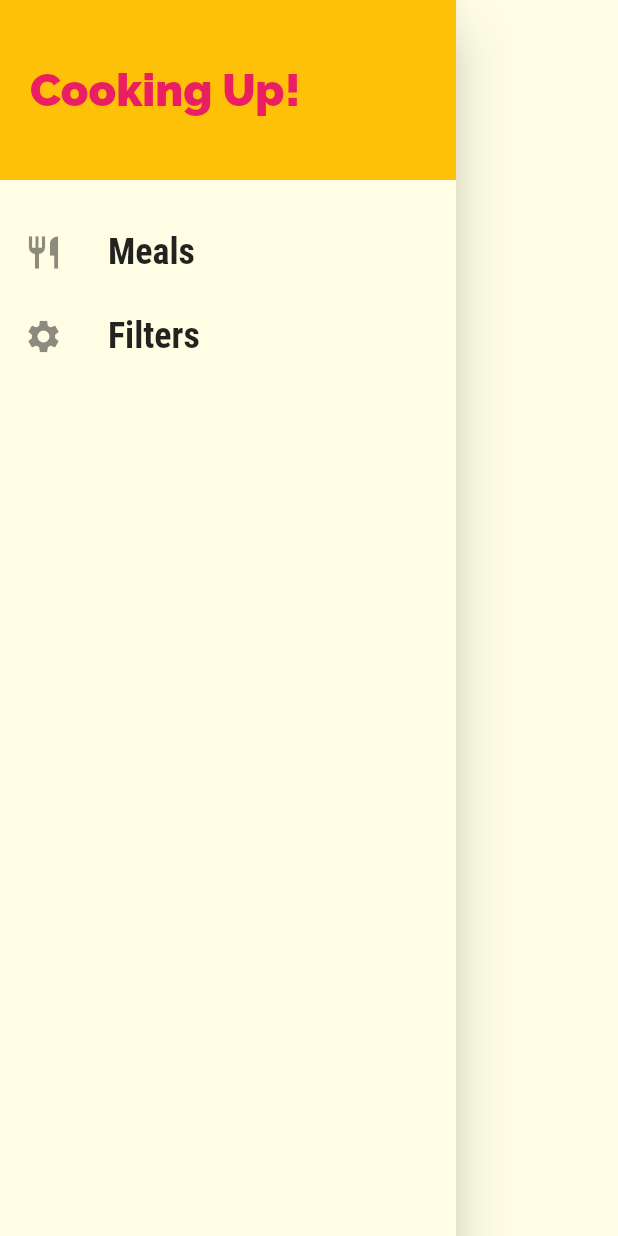
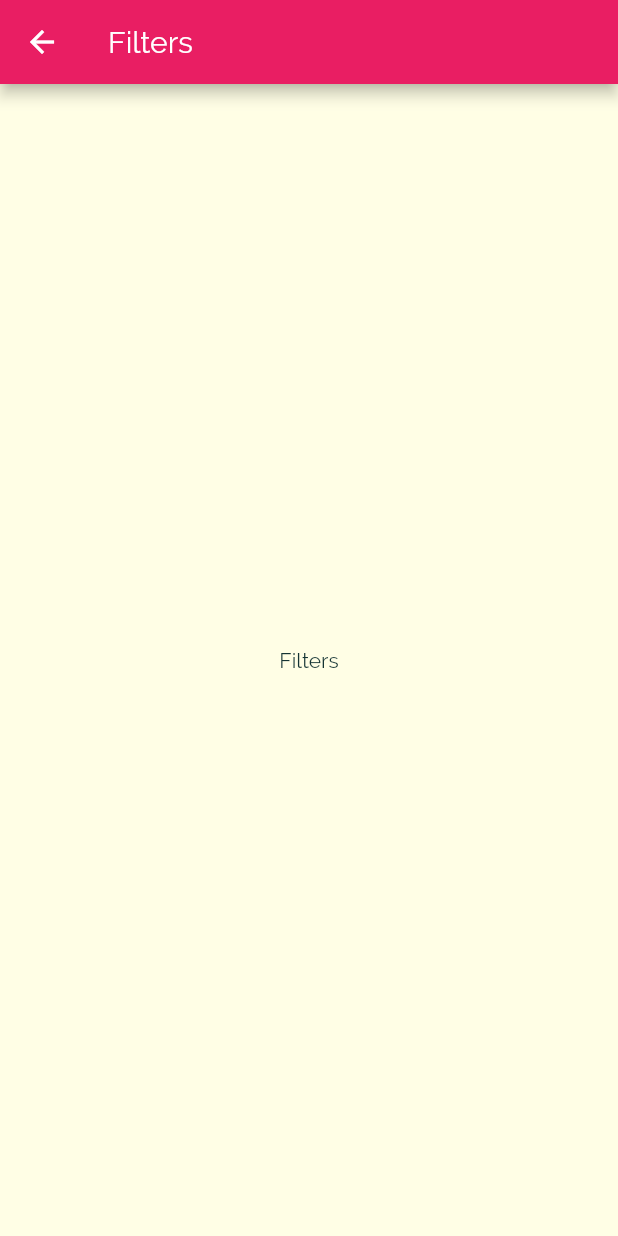
Before and after one commit to mkvmb6/FlutterProjects, a Flutter app: the MainDrawer widget shown alone on an empty page, opened directly, after a tap on "Filters", on a phone screen of 412 x 824 dp. Run offline on Flutter 3.47's test engine with Material 2 defaults, Android fonts, the phone set to English and light mode, and no system bars.

Commit message:
Added navigation capability in custom drawer. AB#220

```diff
--- a/flutter_meals_app/lib/main.dart
+++ b/flutter_meals_app/lib/main.dart
@@ -1,4 +1,5 @@
 import 'package:flutter/material.dart';
+import 'screens/filters_screen.dart';
 import 'screens/tabs_screen.dart';
 import 'widgets/meal_detail_screen.dart';
 import 'screens/category_meals_screen.dart';
@@ -38,6 +39,7 @@ class MyApp extends StatelessWidget {
         '/': (ctx) => TabsScreen(),
         CategoryMealsScreen.routeName: (ctx) => CategoryMealsScreen(),
         MealDetailScreen.routeName: (ctx) => MealDetailScreen(),
+        FiltersScreen.routeName: (ctx) => FiltersScreen(),
       },
       onGenerateRoute: (settings) {
         return MaterialPageRoute(builder: (ctx) => CategoryMealsScreen());
--- /dev/null
+++ b/flutter_meals_app/lib/screens/filters_screen.dart
@@ -0,0 +1,17 @@
+import 'package:flutter/material.dart';
+
+class FiltersScreen extends StatelessWidget {
+  static const routeName = '/filters';
+
+  @override
+  Widget build(BuildContext context) {
+    return Scaffold(
+      appBar: AppBar(
+        title: Text('Filters'),
+      ),
+      body: Center(
+        child: Text('Filters'),
+      ),
+    );
+  }
+}
--- a/flutter_meals_app/lib/widgets/main_drawer.dart
+++ b/flutter_meals_app/lib/widgets/main_drawer.dart
@@ -1,4 +1,5 @@
 import 'package:flutter/material.dart';
+import '../screens/filters_screen.dart';
 
 class MainDrawer extends StatelessWidget {
   Widget buildListTile(String title, IconData iconData, Function onTapAction) {
@@ -17,8 +18,6 @@ class MainDrawer extends StatelessWidget {
       onTap: onTapAction,
     );
   }
-
-  void onTap() {}
 
   @override
   Widget build(BuildContext context) {
@@ -41,8 +40,16 @@ class MainDrawer extends StatelessWidget {
             ),
           ),
           SizedBox(height: 20),
-          buildListTile('Meals', Icons.restaurant, onTap),
-          buildListTile('Filters', Icons.settings, onTap)
+          buildListTile(
+            'Meals',
+            Icons.restaurant,
+            () {
+              Navigator.of(context).pushNamed('/');
+            },
+          ),
+          buildListTile('Filters', Icons.settings, () {
+            Navigator.of(context).pushNamed(FiltersScreen.routeName);
+          })
         ],
       ),
     );
```
